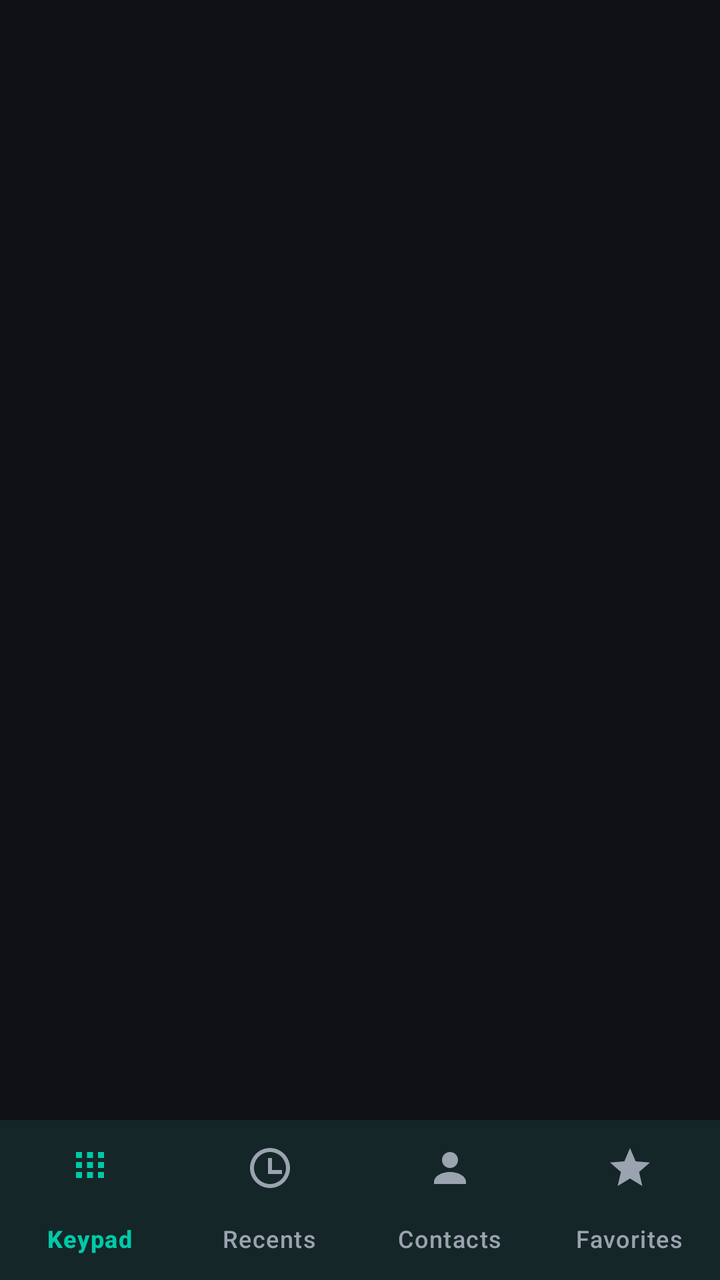
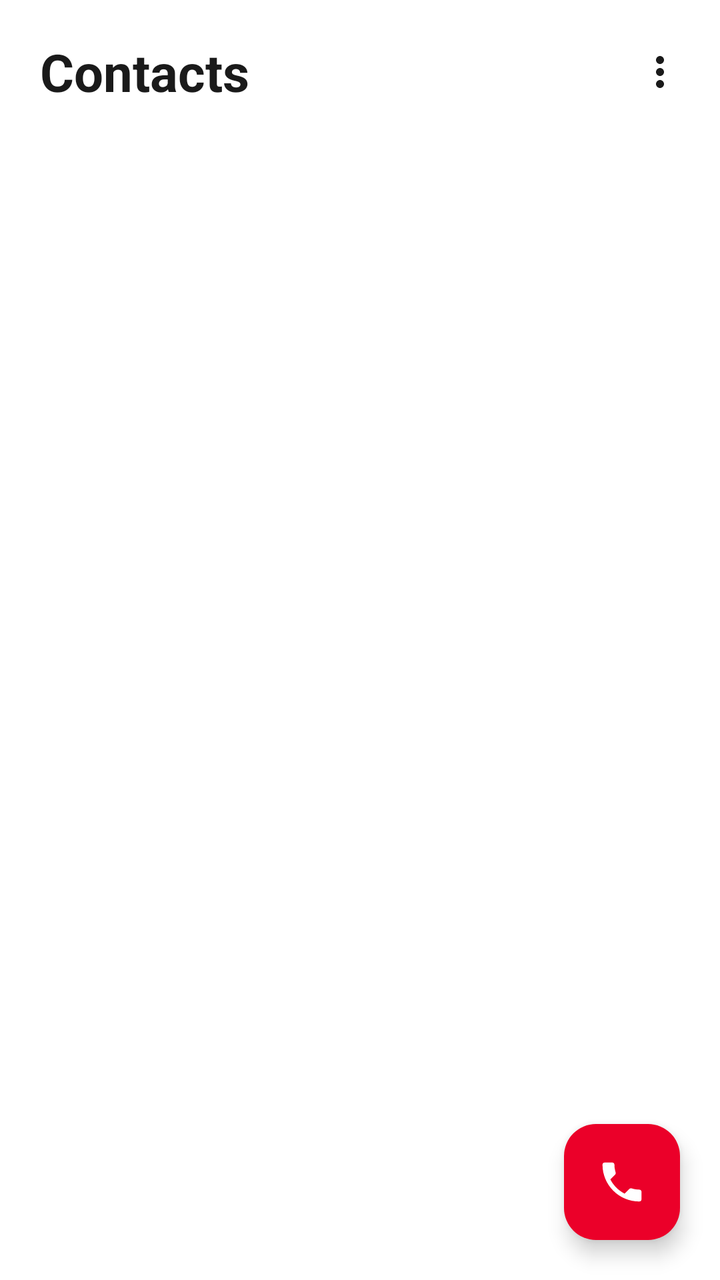

An Android layout rendered at two revisions. The XML below is the earlier revision; the diff shows what the commit changed to produce the second picture.
<!-- AndroidManifest.xml: application theme Theme.SmartDialer -->
<!-- res/layout/activity_main.xml -->
<?xml version="1.0" encoding="utf-8"?>
<LinearLayout xmlns:android="http://schemas.android.com/apk/res/android"
    xmlns:app="http://schemas.android.com/apk/res-auto"
    android:layout_width="match_parent"
    android:layout_height="match_parent"
    android:orientation="vertical"
    android:background="@color/bg">

    <FrameLayout
        android:id="@+id/container"
        android:layout_width="match_parent"
        android:layout_height="0dp"
        android:layout_weight="1" />

    <com.google.android.material.bottomnavigation.BottomNavigationView
        android:id="@+id/bottom_nav"
        android:layout_width="match_parent"
        android:layout_height="wrap_content"
        android:background="@color/surface"
        app:itemIconTint="@color/nav_tint"
        app:itemTextColor="@color/nav_tint"
        app:labelVisibilityMode="labeled"
        app:menu="@menu/bottom_nav" />
</LinearLayout>
<!-- resources referenced by this layout -->
<resources>
  <color name="bg">#0F1115</color>
  <color name="surface">#16181D</color>
  <style name="Theme.SmartDialer" parent="Theme.Material3.Dark.NoActionBar">
          <item name="colorPrimary">@color/accent</item>
          <item name="colorOnPrimary">#000000</item>
          <item name="colorSecondary">@color/accent</item>
          <item name="colorOnSecondary">#000000</item>
          <item name="colorSurface">@color/surface</item>
          <item name="colorOnSurface">@color/text_primary</item>
          <item name="android:colorBackground">@color/bg</item>
          <item name="android:statusBarColor">@color/bg</item>
          <item name="android:navigationBarColor">@color/bg</item>
      </style>
  <color name="accent">#00C9A7</color>
  <color name="text_primary">#F5F7FA</color>
</resources>

<!-- the commit's change to res/layout/activity_main.xml (unified diff, before → after) -->
@@ -6,19 +6,69 @@
     android:orientation="vertical"
     android:background="@color/bg">
 
+    <LinearLayout
+        android:layout_width="match_parent"
+        android:layout_height="wrap_content"
+        android:orientation="horizontal"
+        android:gravity="center_vertical"
+        android:paddingStart="20dp"
+        android:paddingEnd="8dp"
+        android:paddingTop="14dp"
+        android:paddingBottom="4dp">
+
+        <TextView
+            android:layout_width="0dp"
+            android:layout_height="wrap_content"
+            android:layout_weight="1"
+            android:text="Contacts"
+            android:textColor="@color/text_primary"
+            android:textSize="26sp"
+            android:textStyle="bold" />
+
+        <ImageButton
+            android:id="@+id/btn_menu"
+            android:layout_width="44dp"
+            android:layout_height="44dp"
+            android:background="?attr/selectableItemBackgroundBorderless"
+            android:contentDescription="More options"
+            android:src="@drawable/ic_more" />
+    </LinearLayout>
+
+    <com.google.android.material.tabs.TabLayout
+        android:id="@+id/tabs"
+        android:layout_width="match_parent"
+        android:layout_height="wrap_content"
+        android:background="@color/bg"
+        app:tabIndicatorColor="@color/accent"
+        app:tabIndicatorFullWidth="false"
+        app:tabIndicatorHeight="3dp"
+        app:tabMode="fixed"
+        app:tabRippleColor="@null"
+        app:tabSelectedTextColor="@color/accent"
+        app:tabTextColor="@color/text_secondary" />
+
     <FrameLayout
-        android:id="@+id/container"
         android:layout_width="match_parent"
         android:layout_height="0dp"
-        android:layout_weight="1" />
+        android:layout_weight="1">
 
-    <com.google.android.material.bottomnavigation.BottomNavigationView
-        android:id="@+id/bottom_nav"
-        android:layout_width="match_parent"
-        android:layout_height="wrap_content"
-        android:background="@color/surface"
-        app:itemIconTint="@color/nav_tint"
-        app:itemTextColor="@color/nav_tint"
-        app:labelVisibilityMode="labeled"
-        app:menu="@menu/bottom_nav" />
+        <FrameLayout
+            android:id="@+id/container"
+            android:layout_width="match_parent"
+            android:layout_height="match_parent" />
+
+        <com.google.android.material.floatingactionbutton.FloatingActionButton
+            android:id="@+id/fab_dial"
+            android:layout_width="wrap_content"
+            android:layout_height="wrap_content"
+            android:layout_gravity="bottom|end"
+            android:layout_margin="20dp"
+            android:contentDescription="Open dialpad"
+            android:src="@drawable/ic_call_white"
+            app:backgroundTint="@color/accent"
+            app:elevation="6dp"
+            app:fabCustomSize="58dp"
+            app:maxImageSize="26dp"
+            app:tint="@color/white" />
+    </FrameLayout>
 </LinearLayout>
<!-- resource entries referenced after the edit -->
@@ -1,19 +1,40 @@
 <!-- resources referenced by this layout -->
 <resources>
-  <color name="bg">#0F1115</color>
-  <color name="surface">#16181D</color>
-  <style name="Theme.SmartDialer" parent="Theme.Material3.Dark.NoActionBar">
+  <color name="bg">#FFFFFF</color>
+  <color name="surface">#FFFFFF</color>
+  <style name="Theme.SmartDialer" parent="Theme.Material3.Light.NoActionBar">
           <item name="colorPrimary">@color/accent</item>
-          <item name="colorOnPrimary">#000000</item>
+          <item name="colorOnPrimary">@color/white</item>
           <item name="colorSecondary">@color/accent</item>
-          <item name="colorOnSecondary">#000000</item>
+          <item name="colorOnSecondary">@color/white</item>
           <item name="colorSurface">@color/surface</item>
           <item name="colorOnSurface">@color/text_primary</item>
           <item name="android:colorBackground">@color/bg</item>
           <item name="android:statusBarColor">@color/bg</item>
           <item name="android:navigationBarColor">@color/bg</item>
+          <item name="android:windowLightStatusBar">true</item>
       </style>
-  <color name="accent">#00C9A7</color>
-  <color name="text_primary">#F5F7FA</color>
+  <color name="accent">#EB0029</color>
+  <color name="text_primary">#1A1A1A</color>
+  <color name="text_secondary">#8A8F98</color>
+  <color name="white">#FFFFFF</color>
+  <!-- drawable ic_call_white (drawable) -->
+  <?xml version="1.0" encoding="utf-8"?>
+  <vector xmlns:android="http://schemas.android.com/apk/res/android"
+      android:width="24dp"
+      android:height="24dp"
+      android:viewportWidth="24"
+      android:viewportHeight="24">
+      <path android:fillColor="#FFFFFF" android:pathData="M6.62,10.79c1.44,2.83 3.76,5.14 6.59,6.59l2.2,-2.2c0.27,-0.27 0.67,-0.36 1.02,-0.24 1.12,0.37 2.33,0.57 3.57,0.57 0.55,0 1,0.45 1,1V20c0,0.55 -0.45,1 -1,1 -9.39,0 -17,-7.61 -17,-17 0,-0.55 0.45,-1 1,-1h3.5c0.55,0 1,0.45 1,1 0,1.25 0.2,2.45 0.57,3.57 0.11,0.35 0.03,0.74 -0.25,1.02l-2.2,2.2z" />
+  </vector>
+  <!-- drawable ic_more (drawable) -->
+  <?xml version="1.0" encoding="utf-8"?>
+  <vector xmlns:android="http://schemas.android.com/apk/res/android"
+      android:width="24dp"
+      android:height="24dp"
+      android:viewportWidth="24"
+      android:viewportHeight="24">
+      <path android:fillColor="#1A1A1A" android:pathData="M12,8c1.1,0 2,-0.9 2,-2s-0.9,-2 -2,-2 -2,0.9 -2,2 0.9,2 2,2zM12,10c-1.1,0 -2,0.9 -2,2s0.9,2 2,2 2,-0.9 2,-2 -0.9,-2 -2,-2zM12,16c-1.1,0 -2,0.9 -2,2s0.9,2 2,2 2,-0.9 2,-2 -0.9,-2 -2,-2z" />
+  </vector>
 </resources>
 
